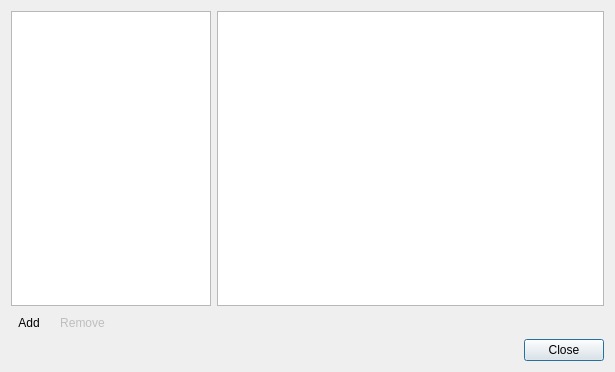
Old version of the form src/tiled/editterraindialog.ui in the repository shoff/tiled.
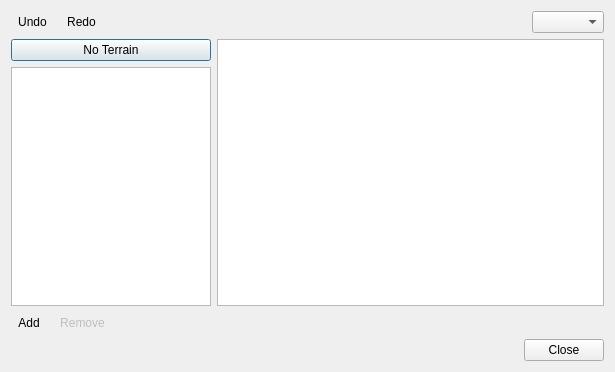
New version of the form. Icons and pictures are not drawn. Custom widgets are drawn as their Qt base class.

Commit message:
Progress on terrain information editing
* Add/remove terrain supported with undo/redo (but it still destroys
  references to the terrain from tiles)
* Can set the terrain image via tile context menu
* Can zoom the tileset in the edit terrain information dialog

What changed in the file:
```diff
--- a/src/tiled/editterraindialog.ui
+++ b/src/tiled/editterraindialog.ui
@@ -14,10 +14,76 @@
    <string>Edit Terrain Information</string>
   </property>
   <layout class="QVBoxLayout" name="verticalLayout_2">
+   <item>
+    <layout class="QHBoxLayout" name="horizontalLayout_3">
+     <item>
+      <widget class="QToolButton" name="undo">
+       <property name="toolTip">
+        <string>Undo</string>
+       </property>
+       <property name="text">
+        <string>Undo</string>
+       </property>
+       <property name="icon">
+        <iconset theme="edit-undo" resource="tiled.qrc">
+         <normaloff>:/images/24x24/edit-undo.png</normaloff>:/images/24x24/edit-undo.png</iconset>
+       </property>
+       <property name="autoRaise">
+        <bool>true</bool>
+       </property>
+      </widget>
+     </item>
+     <item>
+      <widget class="QToolButton" name="redo">
+       <property name="toolTip">
+        <string>Redo</string>
+       </property>
+       <property name="text">
+        <string>Redo</string>
+       </property>
+       <property name="icon">
+        <iconset theme="edit-redo" resource="tiled.qrc">
+         <normaloff>:/images/24x24/edit-redo.png</normaloff>:/images/24x24/edit-redo.png</iconset>
+       </property>
+       <property name="autoRaise">
+        <bool>true</bool>
+       </property>
+      </widget>
+     </item>
+     <item>
+      <spacer name="horizontalSpacer_2">
+       <property name="orientation">
+        <enum>Qt::Horizontal</enum>
+       </property>
+       <property name="sizeHint" stdset="0">
+        <size>
+         <width>40</width>
+         <height>20</height>
+        </size>
+       </property>
+      </spacer>
+     </item>
+     <item>
+      <widget class="QComboBox" name="zoomComboBox"/>
+     </item>
+    </layout>
+   </item>
    <item>
     <layout class="QHBoxLayout" name="horizontalLayout_2">
      <item>
-      <widget class="QTreeView" name="terrainList">
+      <layout class="QVBoxLayout" name="verticalLayout">
+       <item>
+        <widget class="QPushButton" name="clearTerrain">
+         <property name="text">
+          <string>No Terrain</string>
+         </property>
+         <property name="checkable">
+          <bool>true</bool>
+         </property>
+        </widget>
+       </item>
+       <item>
+        <widget class="Tiled::Internal::TerrainView" name="terrainList">
        <property name="maximumSize">
         <size>
          <width>200</width>
@@ -41,6 +107,8 @@
        </attribute>
       </widget>
      </item>
+      </layout>
+     </item>
      <item>
       <widget class="Tiled::Internal::TilesetView" name="tilesetView">
        <property name="sizePolicy">
@@ -131,6 +199,11 @@
    <extends>QTableView</extends>
    <header location="global">tilesetview.h</header>
   </customwidget>
+  <customwidget>
+   <class>Tiled::Internal::TerrainView</class>
+   <extends>QTreeView</extends>
+   <header location="global">terrainview.h</header>
+  </customwidget>
  </customwidgets>
  <tabstops>
   <tabstop>tilesetView</tabstop>
```
Lines whose indentation alone changed are shown as unchanged. The commit also changes 13 other files.
